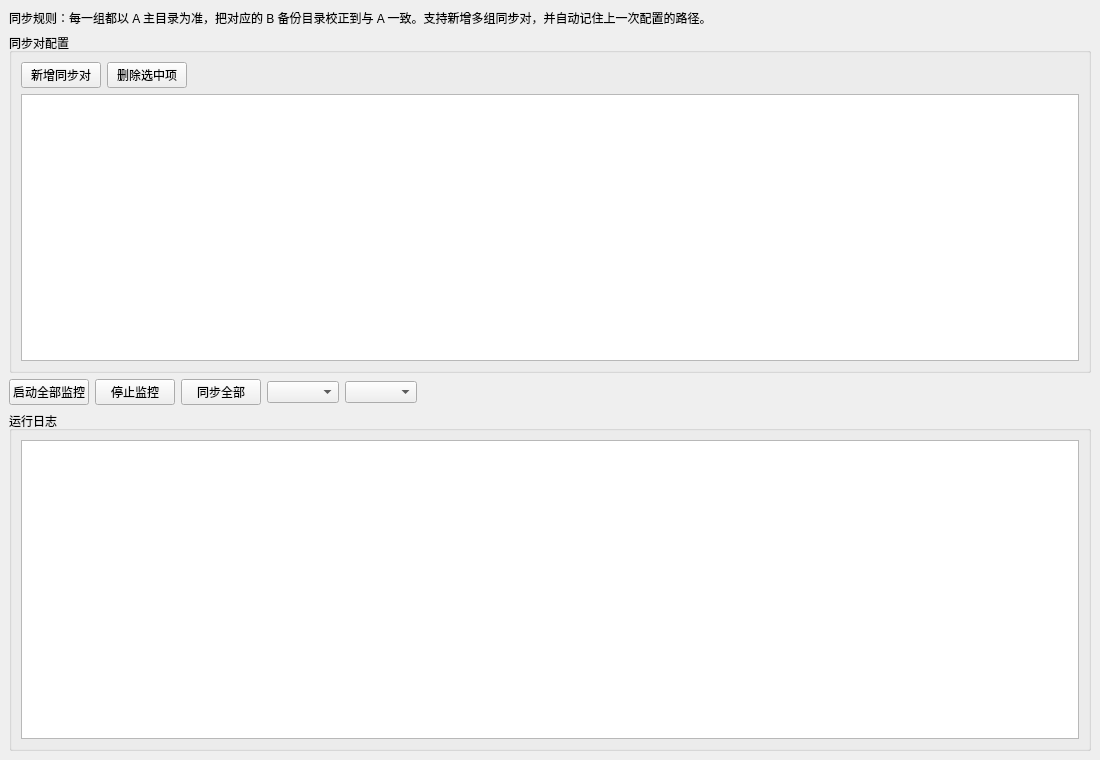
The window that src/MainWindow.ui (hu419087137/SyncFolder) describes before a commit, drawn with Qt 5.
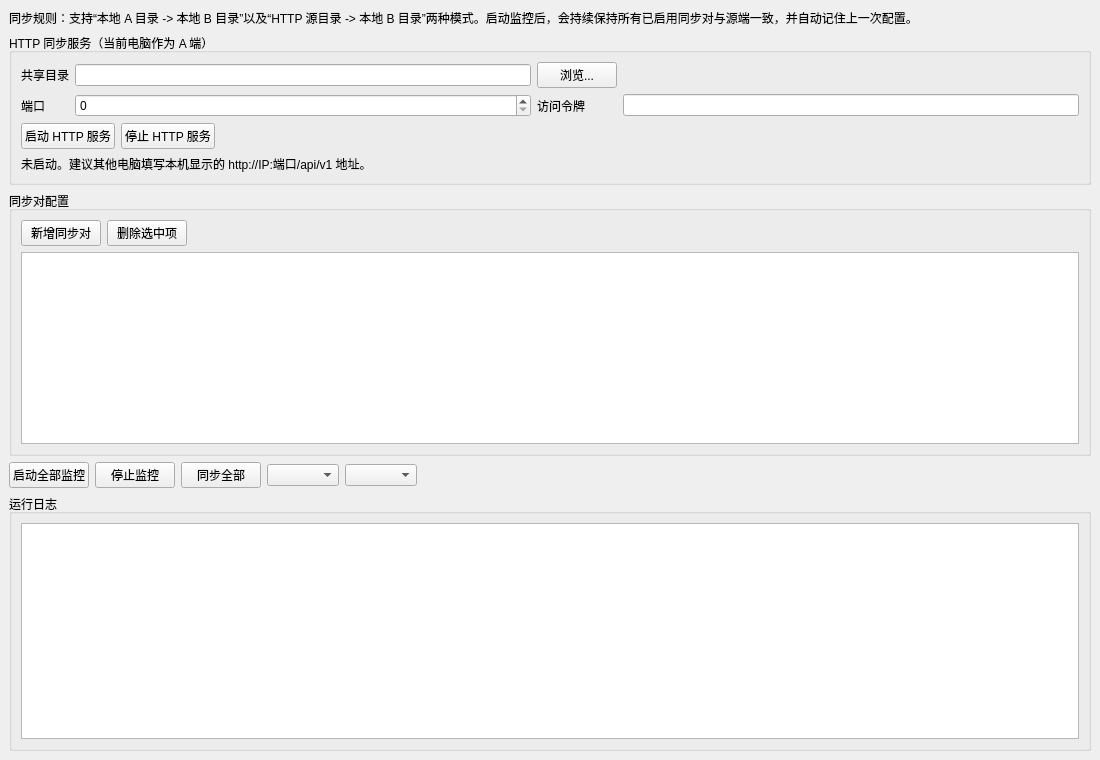
The same window after the commit.

Commit message: 新增 HTTP 文件夹拉取同步功能

Patch:
```diff
--- a/src/MainWindow.ui
+++ b/src/MainWindow.ui
@@ -18,13 +18,104 @@
     <item>
      <widget class="QLabel" name="tipsLabel">
       <property name="text">
-       <string>同步规则：每一组都以 A 主目录为准，把对应的 B 备份目录校正到与 A 一致。支持新增多组同步对，并自动记住上一次配置的路径。</string>
+       <string>同步规则：支持“本地 A 目录 -&gt; 本地 B 目录”以及“HTTP 源目录 -&gt; 本地 B 目录”两种模式。启动监控后，会持续保持所有已启用同步对与源端一致，并自动记住上一次配置。</string>
       </property>
       <property name="wordWrap">
        <bool>true</bool>
       </property>
      </widget>
     </item>
+    <item>
+     <widget class="QGroupBox" name="httpServerGroupBox">
+      <property name="title">
+       <string>HTTP 同步服务（当前电脑作为 A 端）</string>
+      </property>
+      <layout class="QVBoxLayout" name="httpServerLayout">
+       <item>
+        <layout class="QGridLayout" name="httpServerGridLayout">
+         <item row="0" column="0">
+          <widget class="QLabel" name="httpServerRootLabel">
+           <property name="text">
+            <string>共享目录</string>
+           </property>
+          </widget>
+         </item>
+         <item row="0" column="1">
+          <widget class="QLineEdit" name="httpServerRootPathEdit"/>
+         </item>
+         <item row="0" column="2">
+          <widget class="QPushButton" name="browseHttpServerRootButton">
+           <property name="text">
+            <string>浏览...</string>
+           </property>
+          </widget>
+         </item>
+         <item row="1" column="0">
+          <widget class="QLabel" name="httpServerPortLabel">
+           <property name="text">
+            <string>端口</string>
+           </property>
+          </widget>
+         </item>
+         <item row="1" column="1">
+          <widget class="QSpinBox" name="httpServerPortSpinBox"/>
+         </item>
+         <item row="1" column="2">
+          <widget class="QLabel" name="httpServerTokenLabel">
+           <property name="text">
+            <string>访问令牌</string>
+           </property>
+          </widget>
+         </item>
+         <item row="1" column="3">
+          <widget class="QLineEdit" name="httpServerTokenEdit"/>
+         </item>
+        </layout>
+       </item>
+       <item>
+        <layout class="QHBoxLayout" name="httpServerButtonLayout">
+         <item>
+          <widget class="QPushButton" name="startHttpServerButton">
+           <property name="text">
+            <string>启动 HTTP 服务</string>
+           </property>
+          </widget>
+         </item>
+         <item>
+          <widget class="QPushButton" name="stopHttpServerButton">
+           <property name="text">
+            <string>停止 HTTP 服务</string>
+           </property>
+          </widget>
+         </item>
+         <item>
+          <spacer name="httpServerButtonSpacer">
+           <property name="orientation">
+            <enum>Qt::Horizontal</enum>
+           </property>
+           <property name="sizeHint" stdset="0">
+            <size>
+             <width>40</width>
+             <height>20</height>
+            </size>
+           </property>
+          </spacer>
+         </item>
+        </layout>
+       </item>
+       <item>
+        <widget class="QLabel" name="httpServerEndpointLabel">
+         <property name="text">
+          <string>未启动。建议其他电脑填写本机显示的 http://IP:端口/api/v1 地址。</string>
+         </property>
+         <property name="wordWrap">
+          <bool>true</bool>
+         </property>
+        </widget>
+       </item>
+      </layout>
+     </widget>
+    </item>
     <item>
      <widget class="QGroupBox" name="pairGroupBox">
       <property name="title">
```
The commit also changes 11 other files.
